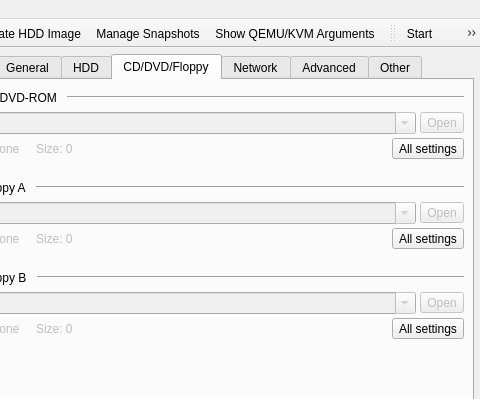
Before: the Qt Designer form Main_Window.ui in qunying/aqemu-old, drawn with Qt 5; both pictures show x 250 to 730 and y 0 to 399 of the 730 by 592 pixel window.
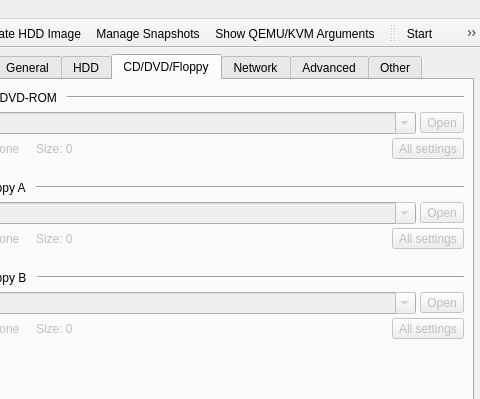
After: the same form once the commit is applied. The open tabs and pages were chosen to show the change. Icons and pictures are not drawn.

Diff of the .ui file:
```diff
--- a/Main_Window.ui
+++ b/Main_Window.ui
@@ -2125,8 +2125,8 @@
                 </item>
                 <item>
                  <widget class="QToolButton" name="TB_CDROM_Advanced_Settings">
-                  <property name="toolTip">
-                   <string>Incomplete function</string>
+                  <property name="enabled">
+                   <bool>false</bool>
                   </property>
                   <property name="text">
                    <string>All settings</string>
@@ -2239,8 +2239,8 @@
                 </item>
                 <item>
                  <widget class="QToolButton" name="TB_FD0_Advanced_Settings">
-                  <property name="toolTip">
-                   <string>Incomplete function</string>
+                  <property name="enabled">
+                   <bool>false</bool>
                   </property>
                   <property name="text">
                    <string>All settings</string>
@@ -2353,8 +2353,8 @@
                 </item>
                 <item>
                  <widget class="QToolButton" name="TB_FD1_Advanced_Settings">
-                  <property name="toolTip">
-                   <string>Incomplete function</string>
+                  <property name="enabled">
+                   <bool>false</bool>
                   </property>
                   <property name="text">
                    <string>All settings</string>
```
Left out of the diff: 268 changed lines with no effect on the pictures.
